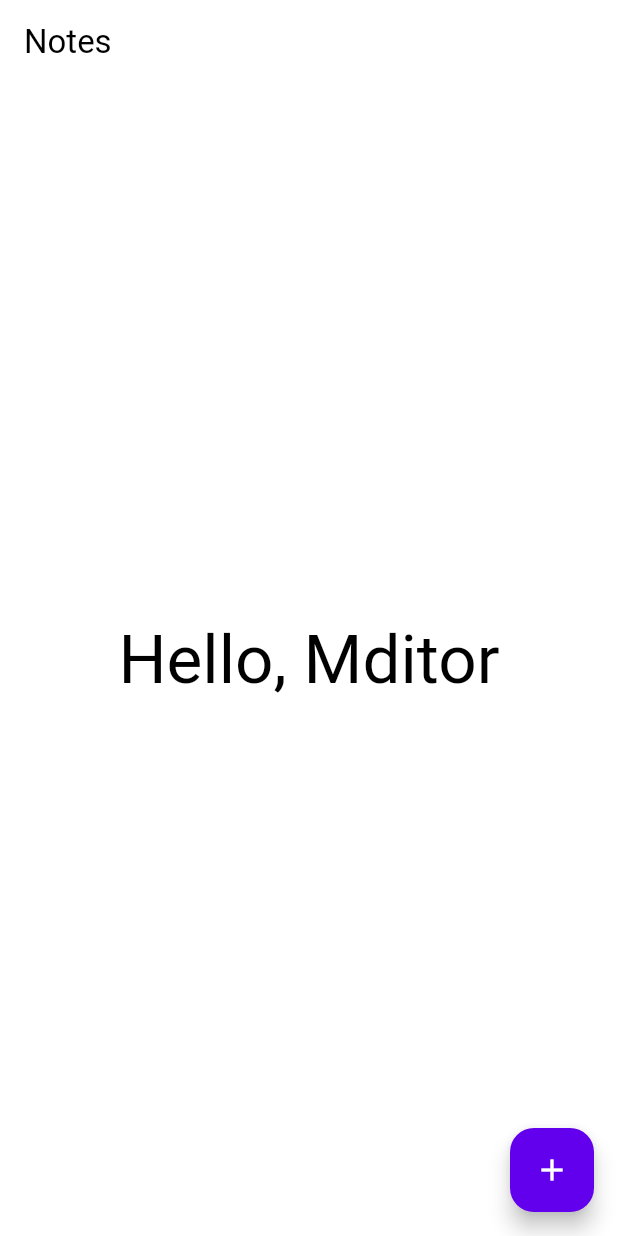
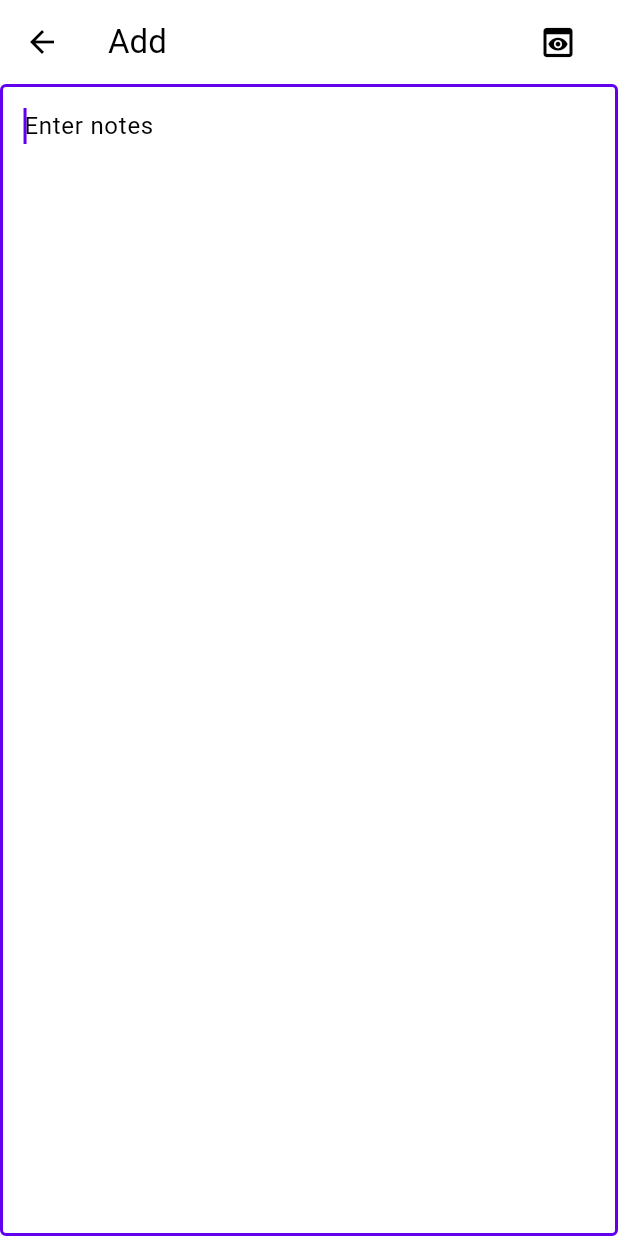
Before and after one commit to TasteOfIT/mditor, a Flutter app: the screen it shows after launch, after a tap on the "add" icon, on a phone screen of 412 x 824 dp. Run offline on Flutter 3.47's test engine with Material 2 defaults, Android fonts, the light colour scheme and no system bars.

Commit message:
[Le] Add simple editor

```diff
--- /dev/null
+++ b/lib/edit/editor.dart
@@ -0,0 +1,49 @@
+import 'package:flutter/material.dart';
+
+import '../generated/l10n.dart';
+
+class Editor extends StatefulWidget {
+  const Editor({Key? key}) : super(key: key);
+
+  static const routeName = '/edit';
+
+  GenerateAppTitle get onGenerateTitle => (context) => S.of(context).add;
+
+  @override
+  State<StatefulWidget> createState() {
+    return _EditorState();
+  }
+}
+
+class _EditorState extends State<Editor> {
+  @override
+  Widget build(BuildContext context) {
+    return Scaffold(
+        appBar: AppBar(
+          title: Text(widget.onGenerateTitle(context)),
+          actions: <Widget>[
+            Padding(
+              padding: const EdgeInsets.only(right: 16.0),
+              child: IconButton(
+                onPressed: () {},
+                icon: const Icon(
+                  Icons.preview,
+                  size: 26.0,
+                ),
+              ),
+            )
+          ],
+        ),
+        body: TextField(
+          decoration: const InputDecoration(
+            border: OutlineInputBorder(),
+            hintText: 'Enter notes',
+          ),
+          maxLines: 99999,
+          scrollPadding: const EdgeInsets.all(20.0),
+          keyboardType: TextInputType.multiline,
+          autofocus: true,
+          onChanged: (text) {},
+        ));
+  }
+}
--- a/lib/home/home.dart
+++ b/lib/home/home.dart
@@ -1,18 +1,20 @@
 import 'package:flutter/material.dart';
 
+import '../edit/editor.dart';
 import '../generated/l10n.dart';
 
-class MyHomePage extends StatefulWidget {
-  const MyHomePage({Key? key, required this.onGenerateTitle}) : super(key: key);
+class NotesList extends StatefulWidget {
+  const NotesList({Key? key}) : super(key: key);
 
-  final GenerateAppTitle onGenerateTitle;
+  GenerateAppTitle get onGenerateTitle => (context) => S.of(context).home;
 
   @override
-  State<MyHomePage> createState() => _MyHomePageState();
+  State<NotesList> createState() => _NotesListState();
 }
 
-class _MyHomePageState extends State<MyHomePage> {
+class _NotesListState extends State<NotesList> {
   void _addNote() {
+    Navigator.pushNamed(context, Editor.routeName);
     setState(() {});
   }
 
--- a/lib/main.dart
+++ b/lib/main.dart
@@ -1,4 +1,5 @@
 import 'package:flutter/material.dart';
+import 'package:mditor/edit/editor.dart';
 
 import 'design/locale.dart';
 import 'design/theme.dart';
@@ -12,7 +13,6 @@ void main() {
 class MyApp extends StatelessWidget {
   const MyApp({Key? key}) : super(key: key);
 
-  // This widget is the root of your application.
   @override
   Widget build(BuildContext context) {
     return MaterialApp(
@@ -21,7 +21,8 @@ class MyApp extends StatelessWidget {
       supportedLocales: S.delegate.supportedLocales,
       theme: lightTheme,
       darkTheme: darkTheme,
-      home: MyHomePage(onGenerateTitle: (context) => S.of(context).home),
+      home: const NotesList(),
+      routes: {Editor.routeName: (context) => const Editor()},
     );
   }
 }
```
